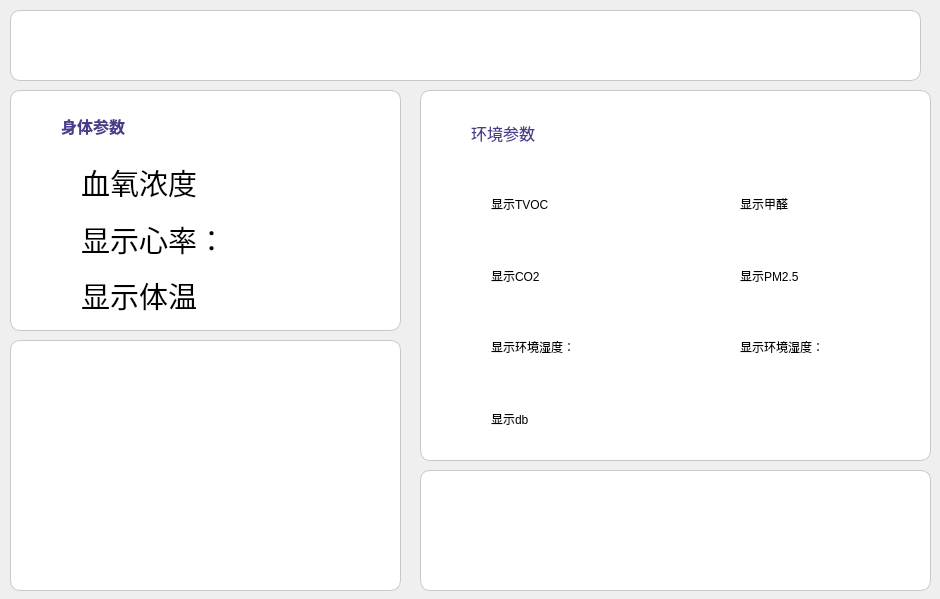
Old version of the form STM32Smart_home_health/Smart_home_health_Qt/Smart_health/health_home.ui in the repository heart321/STM32Smart_home_health.
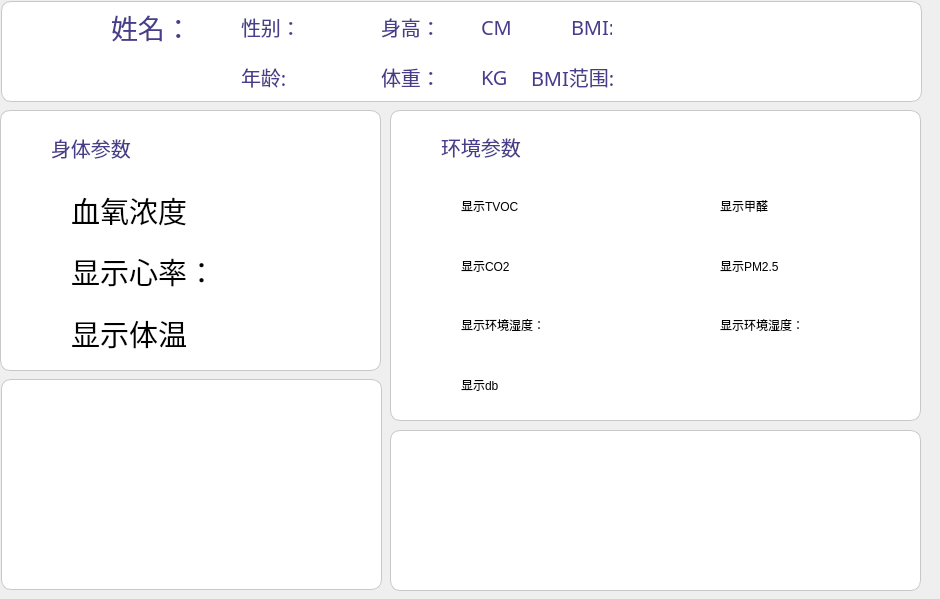
New version of the form. Icons and pictures are not drawn.

Patch:
```diff
--- a/STM32Smart_home_health/Smart_home_health_Qt/Smart_health/health_home.ui
+++ b/STM32Smart_home_health/Smart_home_health_Qt/Smart_health/health_home.ui
@@ -19,10 +19,10 @@
   <widget class="QFrame" name="frame_body">
    <property name="geometry">
     <rect>
-     <x>10</x>
-     <y>90</y>
-     <width>391</width>
-     <height>241</height>
+     <x>0</x>
+     <y>110</y>
+     <width>381</width>
+     <height>261</height>
     </rect>
    </property>
    <property name="styleSheet">
@@ -83,9 +83,9 @@
        <widget class="QLabel" name="label_bodytitle">
         <property name="font">
          <font>
-          <family>微软雅黑</family>
-          <pointsize>-1</pointsize>
-          <bold>true</bold>
+          <family>阿里妈妈东方大楷</family>
+          <pointsize>15</pointsize>
+          <bold>false</bold>
          </font>
         </property>
         <property name="styleSheet">
@@ -93,7 +93,6 @@
 QLabel {
 	background-color: rgb(255, 255, 255);
     color: rgb(72,61,139);  /* 字体颜色 */
-    font-size: 16px;  /* 字体大小为 16 像素 */
     
 }</string>
         </property>
@@ -292,10 +291,10 @@
   <widget class="QFrame" name="frame_2">
    <property name="geometry">
     <rect>
-     <x>420</x>
-     <y>90</y>
-     <width>511</width>
-     <height>371</height>
+     <x>390</x>
+     <y>110</y>
+     <width>531</width>
+     <height>311</height>
     </rect>
    </property>
    <property name="styleSheet">
@@ -355,8 +354,8 @@
        <widget class="QLabel" name="label_bodytitle_2">
         <property name="font">
          <font>
-          <family>华文行楷</family>
-          <pointsize>-1</pointsize>
+          <family>阿里妈妈东方大楷</family>
+          <pointsize>15</pointsize>
          </font>
         </property>
         <property name="styleSheet">
@@ -364,7 +363,6 @@
 QLabel {
 	background-color: rgb(255, 255, 255);
     color: rgb(72,61,139);  /* 字体颜色 */
-    font-size: 16px;  /* 字体大小为 16 像素 */
     
 }</string>
         </property>
@@ -752,10 +750,10 @@
   <widget class="QFrame" name="frame_3">
    <property name="geometry">
     <rect>
-     <x>10</x>
-     <y>10</y>
-     <width>911</width>
-     <height>71</height>
+     <x>1</x>
+     <y>1</y>
+     <width>921</width>
+     <height>101</height>
     </rect>
    </property>
    <property name="styleSheet">
@@ -772,14 +770,455 @@
    <property name="frameShadow">
     <enum>QFrame::Raised</enum>
    </property>
+   <widget class="QLabel" name="label_avatar">
+    <property name="geometry">
+     <rect>
+      <x>20</x>
+      <y>20</y>
+      <width>81</width>
+      <height>71</height>
+     </rect>
+    </property>
+    <property name="styleSheet">
+     <string notr="true">border-radius: 50px;  /*圆角半径，应该是 QLabel 宽度/2*/
+background-color: rgb(255, 255, 255);
+
+</string>
+    </property>
+    <property name="text">
+     <string/>
+    </property>
+    <property name="pixmap">
+     <pixmap resource="icon.qrc">:/icons/widgets/fox.png</pixmap>
+    </property>
+    <property name="scaledContents">
+     <bool>true</bool>
+    </property>
+   </widget>
+   <widget class="QLabel" name="label_13">
+    <property name="geometry">
+     <rect>
+      <x>110</x>
+      <y>10</y>
+      <width>81</width>
+      <height>31</height>
+     </rect>
+    </property>
+    <property name="font">
+     <font>
+      <family>阿里妈妈东方大楷</family>
+      <pointsize>20</pointsize>
+     </font>
+    </property>
+    <property name="styleSheet">
+     <string notr="true">QLabel{
+	background-color: rgb(255, 255, 255);
+    color: rgb(72,61,139);  /* 字体颜色 */
+    
+}</string>
+    </property>
+    <property name="text">
+     <string>姓名：</string>
+    </property>
+   </widget>
+   <widget class="QLabel" name="label_name">
+    <property name="geometry">
+     <rect>
+      <x>110</x>
+      <y>50</y>
+      <width>121</width>
+      <height>41</height>
+     </rect>
+    </property>
+    <property name="font">
+     <font>
+      <family>阿里妈妈东方大楷</family>
+      <pointsize>26</pointsize>
+     </font>
+    </property>
+    <property name="styleSheet">
+     <string notr="true">QLabel{
+	background-color: rgb(255, 255, 255);
+    color: rgb(72,61,139);  /* 字体颜色 */
+    
+}</string>
+    </property>
+    <property name="text">
+     <string/>
+    </property>
+   </widget>
+   <widget class="QLabel" name="label_14">
+    <property name="geometry">
+     <rect>
+      <x>240</x>
+      <y>10</y>
+      <width>61</width>
+      <height>31</height>
+     </rect>
+    </property>
+    <property name="font">
+     <font>
+      <family>阿里妈妈东方大楷</family>
+      <pointsize>15</pointsize>
+     </font>
+    </property>
+    <property name="styleSheet">
+     <string notr="true">QLabel{
+	background-color: rgb(255, 255, 255);
+    color: rgb(72,61,139);  /* 字体颜色 */
+    
+}</string>
+    </property>
+    <property name="text">
+     <string>性别：</string>
+    </property>
+   </widget>
+   <widget class="QLabel" name="label_15">
+    <property name="geometry">
+     <rect>
+      <x>240</x>
+      <y>60</y>
+      <width>61</width>
+      <height>31</height>
+     </rect>
+    </property>
+    <property name="font">
+     <font>
+      <family>阿里妈妈东方大楷</family>
+      <pointsize>15</pointsize>
+     </font>
+    </property>
+    <property name="styleSheet">
+     <string notr="true">QLabel{
+	background-color: rgb(255, 255, 255);
+    color: rgb(72,61,139);  /* 字体颜色 */
+    
+}</string>
+    </property>
+    <property name="text">
+     <string>年龄:</string>
+    </property>
+   </widget>
+   <widget class="QLabel" name="label_sex">
+    <property name="geometry">
+     <rect>
+      <x>300</x>
+      <y>10</y>
+      <width>41</width>
+      <height>31</height>
+     </rect>
+    </property>
+    <property name="font">
+     <font>
+      <family>阿里妈妈东方大楷</family>
+      <pointsize>15</pointsize>
+     </font>
+    </property>
+    <property name="styleSheet">
+     <string notr="true">QLabel{
+	background-color: rgb(255, 255, 255);
+    color: rgb(72,61,139);  /* 字体颜色 */
+    
+}</string>
+    </property>
+    <property name="text">
+     <string/>
+    </property>
+   </widget>
+   <widget class="QLabel" name="label_age">
+    <property name="geometry">
+     <rect>
+      <x>300</x>
+      <y>60</y>
+      <width>41</width>
+      <height>31</height>
+     </rect>
+    </property>
+    <property name="font">
+     <font>
+      <family>阿里妈妈东方大楷</family>
+      <pointsize>15</pointsize>
+     </font>
+    </property>
+    <property name="styleSheet">
+     <string notr="true">QLabel{
+	background-color: rgb(255, 255, 255);
+    color: rgb(72,61,139);  /* 字体颜色 */
+    
+}</string>
+    </property>
+    <property name="text">
+     <string/>
+    </property>
+   </widget>
+   <widget class="QLabel" name="label_16">
+    <property name="geometry">
+     <rect>
+      <x>380</x>
+      <y>10</y>
+      <width>61</width>
+      <height>31</height>
+     </rect>
+    </property>
+    <property name="font">
+     <font>
+      <family>阿里妈妈东方大楷</family>
+      <pointsize>15</pointsize>
+     </font>
+    </property>
+    <property name="styleSheet">
+     <string notr="true">QLabel{
+	background-color: rgb(255, 255, 255);
+    color: rgb(72,61,139);  /* 字体颜色 */
+    
+}</string>
+    </property>
+    <property name="text">
+     <string>身高：</string>
+    </property>
+   </widget>
+   <widget class="QLabel" name="label_17">
+    <property name="geometry">
+     <rect>
+      <x>380</x>
+      <y>60</y>
+      <width>61</width>
+      <height>31</height>
+     </rect>
+    </property>
+    <property name="font">
+     <font>
+      <family>阿里妈妈东方大楷</family>
+      <pointsize>15</pointsize>
+     </font>
+    </property>
+    <property name="styleSheet">
+     <string notr="true">QLabel{
+	background-color: rgb(255, 255, 255);
+    color: rgb(72,61,139);  /* 字体颜色 */
+    
+}</string>
+    </property>
+    <property name="text">
+     <string>体重：</string>
+    </property>
+   </widget>
+   <widget class="QLabel" name="label_height">
+    <property name="geometry">
+     <rect>
+      <x>440</x>
+      <y>10</y>
+      <width>41</width>
+      <height>31</height>
+     </rect>
+    </property>
+    <property name="font">
+     <font>
+      <family>阿里妈妈东方大楷</family>
+      <pointsize>15</pointsize>
+     </font>
+    </property>
+    <property name="styleSheet">
+     <string notr="true">QLabel{
+	background-color: rgb(255, 255, 255);
+    color: rgb(72,61,139);  /* 字体颜色 */
+    
+}</string>
+    </property>
+    <property name="text">
+     <string/>
+    </property>
+   </widget>
+   <widget class="QLabel" name="label_weight">
+    <property name="geometry">
+     <rect>
+      <x>440</x>
+      <y>60</y>
+      <width>31</width>
+      <height>31</height>
+     </rect>
+    </property>
+    <property name="font">
+     <font>
+      <family>阿里妈妈东方大楷</family>
+      <pointsize>15</pointsize>
+     </font>
+    </property>
+    <property name="styleSheet">
+     <string notr="true">QLabel{
+	background-color: rgb(255, 255, 255);
+    color: rgb(72,61,139);  /* 字体颜色 */
+    
+}</string>
+    </property>
+    <property name="text">
+     <string/>
+    </property>
+   </widget>
+   <widget class="QLabel" name="label_height_2">
+    <property name="geometry">
+     <rect>
+      <x>480</x>
+      <y>10</y>
+      <width>41</width>
+      <height>31</height>
+     </rect>
+    </property>
+    <property name="font">
+     <font>
+      <family>阿里妈妈东方大楷</family>
+      <pointsize>15</pointsize>
+     </font>
+    </property>
+    <property name="styleSheet">
+     <string notr="true">QLabel{
+	background-color: rgb(255, 255, 255);
+    color: rgb(72,61,139);  /* 字体颜色 */
+    
+}</string>
+    </property>
+    <property name="text">
+     <string>CM</string>
+    </property>
+   </widget>
+   <widget class="QLabel" name="label_height_3">
+    <property name="geometry">
+     <rect>
+      <x>480</x>
+      <y>60</y>
+      <width>41</width>
+      <height>31</height>
+     </rect>
+    </property>
+    <property name="font">
+     <font>
+      <family>阿里妈妈东方大楷</family>
+      <pointsize>15</pointsize>
+     </font>
+    </property>
+    <property name="styleSheet">
+     <string notr="true">QLabel{
+	background-color: rgb(255, 255, 255);
+    color: rgb(72,61,139);  /* 字体颜色 */
+    
+}</string>
+    </property>
+    <property name="text">
+     <string>KG</string>
+    </property>
+   </widget>
+   <widget class="QLabel" name="label_18">
+    <property name="geometry">
+     <rect>
+      <x>570</x>
+      <y>10</y>
+      <width>41</width>
+      <height>31</height>
+     </rect>
+    </property>
+    <property name="font">
+     <font>
+      <family>阿里妈妈东方大楷</family>
+      <pointsize>15</pointsize>
+     </font>
+    </property>
+    <property name="styleSheet">
+     <string notr="true">QLabel{
+	background-color: rgb(255, 255, 255);
+    color: rgb(72,61,139);  /* 字体颜色 */
+    
+}</string>
+    </property>
+    <property name="text">
+     <string>BMI:</string>
+    </property>
+   </widget>
+   <widget class="QLabel" name="label_BMI">
+    <property name="geometry">
+     <rect>
+      <x>620</x>
+      <y>10</y>
+      <width>41</width>
+      <height>31</height>
+     </rect>
+    </property>
+    <property name="font">
+     <font>
+      <family>阿里妈妈东方大楷</family>
+      <pointsize>15</pointsize>
+     </font>
+    </property>
+    <property name="styleSheet">
+     <string notr="true">QLabel{
+	background-color: rgb(255, 255, 255);
+    color: rgb(72,61,139);  /* 字体颜色 */
+    
+}</string>
+    </property>
+    <property name="text">
+     <string/>
+    </property>
+   </widget>
+   <widget class="QLabel" name="label_19">
+    <property name="geometry">
+     <rect>
+      <x>530</x>
+      <y>60</y>
+      <width>91</width>
+      <height>31</height>
+     </rect>
+    </property>
+    <property name="font">
+     <font>
+      <family>阿里妈妈东方大楷</family>
+      <pointsize>15</pointsize>
+     </font>
+    </property>
+    <property name="styleSheet">
+     <string notr="true">QLabel{
+	background-color: rgb(255, 255, 255);
+    color: rgb(72,61,139);  /* 字体颜色 */
+    
+}</string>
+    </property>
+    <property name="text">
+     <string>BMI范围:</string>
+    </property>
+   </widget>
+   <widget class="QLabel" name="label_BMIRadius">
+    <property name="geometry">
+     <rect>
+      <x>620</x>
+      <y>60</y>
+      <width>61</width>
+      <height>31</height>
+     </rect>
+    </property>
+    <property name="font">
+     <font>
+      <family>阿里妈妈东方大楷</family>
+      <pointsize>15</pointsize>
+     </font>
+    </property>
+    <property name="styleSheet">
+     <string notr="true">QLabel{
+	background-color: rgb(255, 255, 255);
+    color: rgb(72,61,139);  /* 字体颜色 */
+    
+}</string>
+    </property>
+    <property name="text">
+     <string/>
+    </property>
+   </widget>
   </widget>
   <widget class="QFrame" name="frame_4">
    <property name="geometry">
     <rect>
-     <x>10</x>
-     <y>340</y>
-     <width>391</width>
-     <height>251</height>
+     <x>1</x>
+     <y>379</y>
+     <width>381</width>
+     <height>211</height>
     </rect>
    </property>
    <property name="styleSheet">
@@ -800,10 +1239,10 @@
   <widget class="QFrame" name="frame_5">
    <property name="geometry">
     <rect>
-     <x>420</x>
-     <y>470</y>
-     <width>511</width>
-     <height>121</height>
+     <x>390</x>
+     <y>430</y>
+     <width>531</width>
+     <height>161</height>
     </rect>
    </property>
    <property name="styleSheet">
```
Left out of the diff: 26 changed lines with no effect on the pictures.
